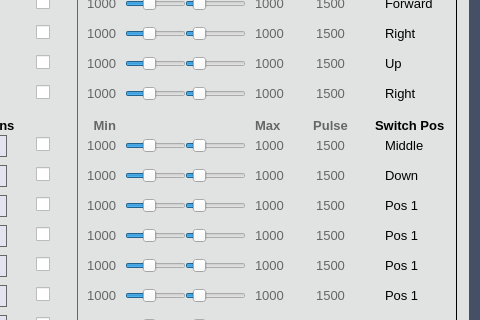
Above: mainwindow.ui from OpenPanzerProject/OP-Config before the change; both pictures show x 565 to 1045 and y 219 to 539 of the 1045 by 813 pixel window. Below: the same form after it.
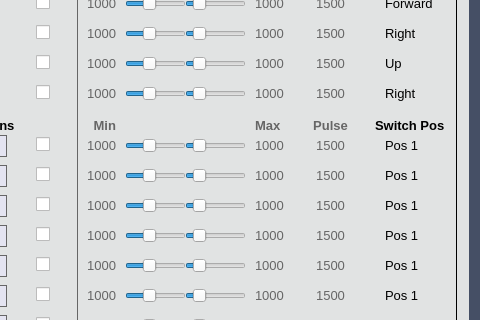
That is the form after the change. Icons and pictures are not drawn. Custom widgets are drawn as their Qt base class.

Commit message: OPZ settings file names can now be passed on the command line and opened, as they will be when the user double clicks on one in Windows.

What changed in the file:
```diff
--- a/mainwindow.ui
+++ b/mainwindow.ui
@@ -3164,7 +3164,7 @@
                    </font>
                   </property>
                   <property name="text">
-                   <string>Middle</string>
+                   <string>Pos 1</string>
                   </property>
                   <property name="alignment">
                    <set>Qt::AlignLeading|Qt::AlignLeft|Qt::AlignVCenter</set>
@@ -3185,7 +3185,7 @@
                    </font>
                   </property>
                   <property name="text">
-                   <string>Down</string>
+                   <string>Pos 1</string>
                   </property>
                   <property name="alignment">
                    <set>Qt::AlignLeading|Qt::AlignLeft|Qt::AlignVCenter</set>
```
The commit also changes 3 other files.
